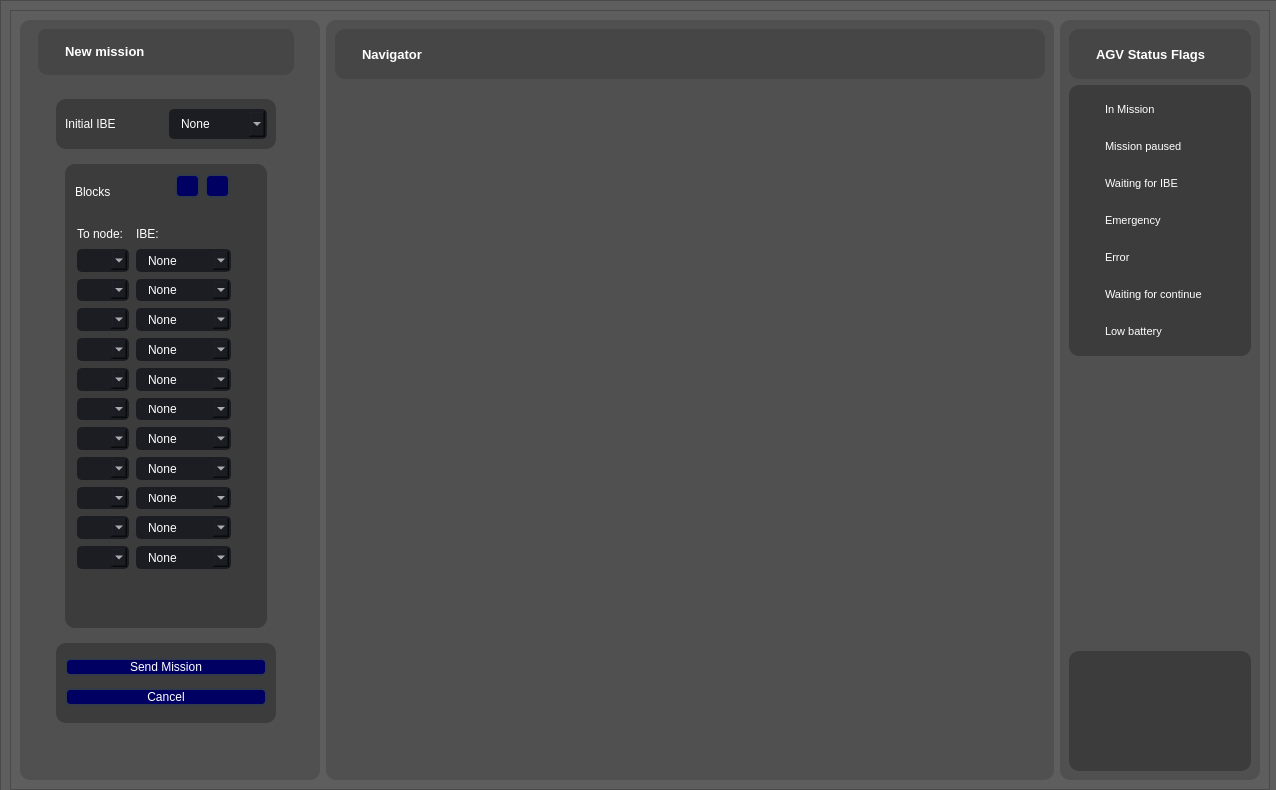
Old version of the form v3/design.ui in the repository AGV-ITBA-2020/Houston.
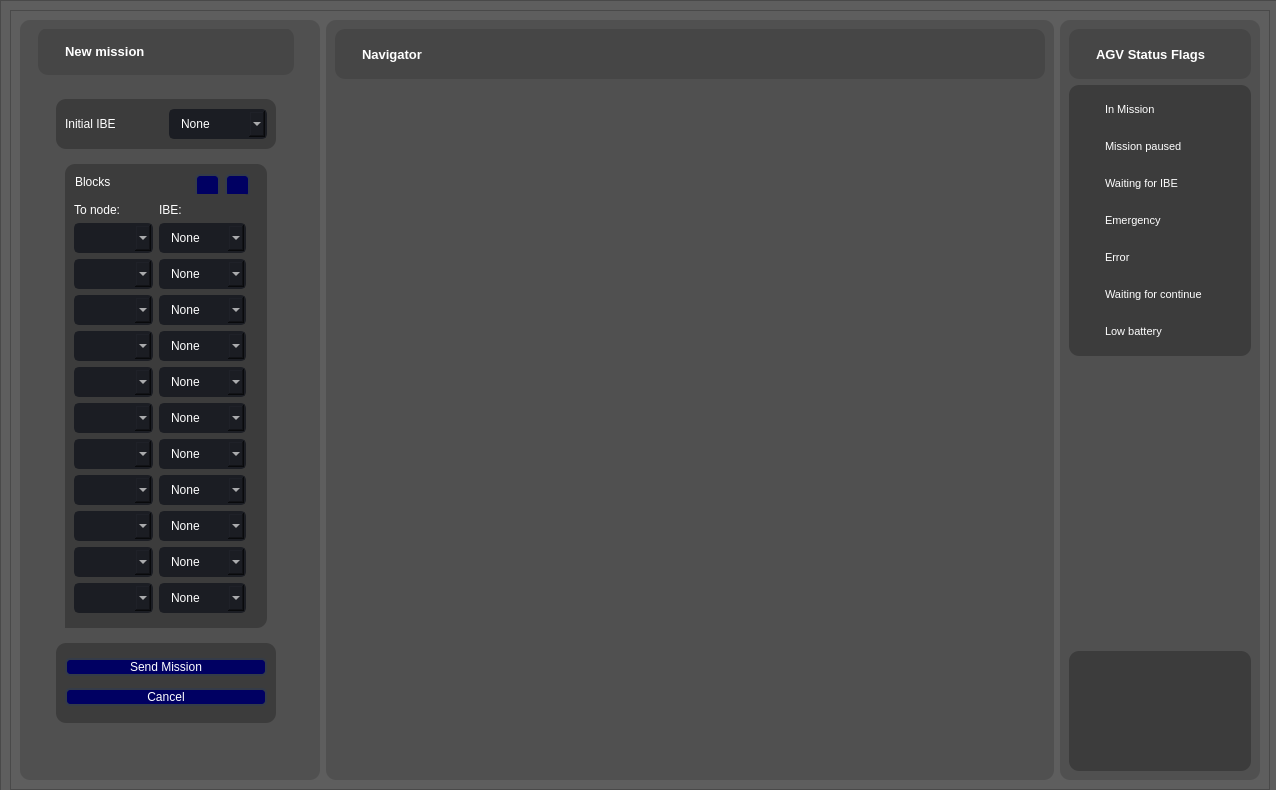
New version of the form. The open tabs and pages were chosen to show the change. Icons and pictures are not drawn.

Diff of the .ui file:
```diff
--- a/v3/design.ui
+++ b/v3/design.ui
@@ -820,6 +820,12 @@
                       </item>
                       <item>
                        <widget class="QFrame" name="frame_22">
+                        <property name="minimumSize">
+                         <size>
+                          <width>0</width>
+                          <height>450</height>
+                         </size>
+                        </property>
                         <property name="frameShape">
                          <enum>QFrame::StyledPanel</enum>
                         </property>
@@ -849,7 +855,7 @@
                             <property name="geometry">
                              <rect>
                               <x>10</x>
-                              <y>20</y>
+                              <y>10</y>
                               <width>55</width>
                               <height>16</height>
                              </rect>
@@ -864,7 +870,7 @@
                            <widget class="QPushButton" name="but_new_mission_steps">
                             <property name="geometry">
                              <rect>
-                              <x>110</x>
+                              <x>130</x>
                               <y>10</y>
                               <width>25</width>
                               <height>24</height>
@@ -907,7 +913,7 @@
                            <widget class="QPushButton" name="but_rmv_mission_block">
                             <property name="geometry">
                              <rect>
-                              <x>140</x>
+                              <x>160</x>
                               <y>10</y>
                               <width>25</width>
                               <height>24</height>
@@ -951,9 +957,9 @@
                             <property name="geometry">
                              <rect>
                               <x>0</x>
-                              <y>50</y>
-                              <width>171</width>
-                              <height>371</height>
+                              <y>30</y>
+                              <width>190</width>
+                              <height>467</height>
                              </rect>
                             </property>
                             <property name="frameShape">
@@ -962,15 +968,9 @@
                             <property name="frameShadow">
                              <enum>QFrame::Raised</enum>
                             </property>
+                            <layout class="QFormLayout" name="formLayout">
+                             <item row="0" column="0">
                             <widget class="QLabel" name="label_8">
-                             <property name="geometry">
-                              <rect>
-                               <x>12</x>
-                               <y>12</y>
-                               <width>52</width>
-                               <height>16</height>
-                              </rect>
-                             </property>
                              <property name="styleSheet">
                               <string notr="true">color: rgb(255, 255, 255);</string>
                              </property>
@@ -978,15 +978,9 @@
                               <string>To node:</string>
                              </property>
                             </widget>
+                             </item>
+                             <item row="0" column="1">
                             <widget class="QLabel" name="label_9">
-                             <property name="geometry">
-                              <rect>
-                               <x>71</x>
-                               <y>12</y>
-                               <width>23</width>
-                               <height>16</height>
-                              </rect>
-                             </property>
                              <property name="maximumSize">
                               <size>
                                <width>16777215</width>
@@ -1000,15 +994,9 @@
                               <string>IBE:</string>
                              </property>
                             </widget>
+                             </item>
+                             <item row="1" column="0">
                             <widget class="QComboBox" name="dest_1">
-                             <property name="geometry">
-                              <rect>
-                               <x>12</x>
-                               <y>35</y>
-                               <width>52</width>
-                               <height>23</height>
-                              </rect>
-                             </property>
                              <property name="font">
                               <font>
                                <strikeout>false</strikeout>
@@ -1049,15 +1037,9 @@
                               <bool>true</bool>
                              </property>
                             </widget>
+                             </item>
+                             <item row="1" column="1">
                             <widget class="QComboBox" name="IBE_2">
-                             <property name="geometry">
-                              <rect>
-                               <x>71</x>
-                               <y>35</y>
-                               <width>95</width>
-                               <height>23</height>
-                              </rect>
-                             </property>
                              <property name="font">
                               <font>
                                <strikeout>false</strikeout>
@@ -1113,15 +1095,9 @@
                               </property>
                              </item>
                             </widget>
+                             </item>
+                             <item row="2" column="0">
                             <widget class="QComboBox" name="dest_2">
-                             <property name="geometry">
-                              <rect>
-                               <x>12</x>
-                               <y>65</y>
-                               <width>52</width>
-                               <height>22</height>
-                              </rect>
-                             </property>
                              <property name="font">
                               <font>
                                <strikeout>false</strikeout>
@@ -1162,15 +1138,9 @@
                               <bool>true</bool>
                              </property>
                             </widget>
+                             </item>
+                             <item row="2" column="1">
                             <widget class="QComboBox" name="IBE_3">
-                             <property name="geometry">
-                              <rect>
-                               <x>71</x>
-                               <y>65</y>
-                               <width>95</width>
-                               <height>22</height>
-                              </rect>
-                             </property>
                              <property name="font">
                               <font>
                                <strikeout>false</strikeout>
@@ -1226,15 +1196,9 @@
                               </property>
                              </item>
                             </widget>
+                             </item>
+                             <item row="3" column="0">
                             <widget class="QComboBox" name="dest_3">
-                             <property name="geometry">
-                              <rect>
-                               <x>12</x>
-                               <y>94</y>
-                               <width>52</width>
-                               <height>23</height>
-                              </rect>
-                             </property>
                              <property name="font">
                               <font>
                                <strikeout>false</strikeout>
@@ -1275,15 +1239,9 @@
                               <bool>true</bool>
                              </property>
                             </widget>
+                             </item>
+                             <item row="3" column="1">
                             <widget class="QComboBox" name="IBE_4">
-                             <property name="geometry">
-                              <rect>
-                               <x>71</x>
-                               <y>94</y>
-                               <width>95</width>
-                               <height>23</height>
-                              </rect>
-                             </property>
                              <property name="font">
                               <font>
                                <strikeout>false</strikeout>
@@ -1339,15 +1297,9 @@
                               </property>
                              </item>
                             </widget>
+                             </item>
+                             <item row="4" column="0">
                             <widget class="QComboBox" name="dest_4">
-                             <property name="geometry">
-                              <rect>
-                               <x>12</x>
-                               <y>124</y>
-                               <width>52</width>
-                               <height>23</height>
-                              </rect>
-                             </property>
                              <property name="font">
                               <font>
                                <strikeout>false</strikeout>
@@ -1388,15 +1340,9 @@
                               <bool>true</bool>
                              </property>
                             </widget>
+                             </item>
+                             <item row="4" column="1">
                             <widget class="QComboBox" name="IBE_5">
-                             <property name="geometry">
-                              <rect>
-                               <x>71</x>
-                               <y>124</y>
-                               <width>95</width>
-                               <height>23</height>
-                              </rect>
-                             </property>
                              <property name="font">
                               <font>
                                <strikeout>false</strikeout>
@@ -1452,15 +1398,9 @@
                               </property>
                              </item>
                             </widget>
+                             </item>
+                             <item row="5" column="0">
                             <widget class="QComboBox" name="dest_5">
-                             <property name="geometry">
-                              <rect>
-                               <x>12</x>
-                               <y>154</y>
-                               <width>52</width>
-                               <height>23</height>
-                              </rect>
-                             </property>
                              <property name="font">
                               <font>
                                <strikeout>false</strikeout>
@@ -1501,15 +1441,9 @@
                               <bool>true</bool>
                              </property>
                             </widget>
+                             </item>
+                             <item row="5" column="1">
                             <widget class="QComboBox" name="IBE_6">
-                             <property name="geometry">
-                              <rect>
-                               <x>71</x>
-                               <y>154</y>
-                               <width>95</width>
-                               <height>23</height>
-                              </rect>
-                             </property>
                              <property name="font">
                               <font>
                                <strikeout>false</strikeout>
@@ -1565,15 +1499,9 @@
                               </property>
                              </item>
                             </widget>
+                             </item>
+                             <item row="6" column="0">
                             <widget class="QComboBox" name="dest_6">
-                             <property name="geometry">
-                              <rect>
-                               <x>12</x>
-                               <y>184</y>
-                               <width>52</width>
-                               <height>22</height>
-                              </rect>
-                             </property>
                              <property name="font">
                               <font>
                                <strikeout>false</strikeout>
@@ -1614,15 +1542,9 @@
                               <bool>true</bool>
                              </property>
                             </widget>
+                             </item>
+                             <item row="6" column="1">
                             <widget class="QComboBox" name="IBE_7">
-                             <property name="geometry">
-                              <rect>
-                               <x>71</x>
-                               <y>184</y>
-                               <width>95</width>
-                               <height>22</height>
-                              </rect>
-                             </property>
                              <property name="font">
                               <font>
                                <strikeout>false</strikeout>
@@ -1678,15 +1600,9 @@
                               </property>
                              </item>
                             </widget>
+                             </item>
+                             <item row="7" column="0">
                             <widget class="QComboBox" name="dest_7">
-                             <property name="geometry">
-                              <rect>
-                               <x>12</x>
-                               <y>213</y>
-                               <width>52</width>
-                               <height>23</height>
-                              </rect>
-                             </property>
                              <property name="font">
                               <font>
                                <strikeout>false</strikeout>
@@ -1727,15 +1643,9 @@
                               <bool>true</bool>
                              </property>
                             </widget>
+                             </item>
+                             <item row="7" column="1">
                             <widget class="QComboBox" name="IBE_8">
-                             <property name="geometry">
-                              <rect>
-                               <x>71</x>
-                               <y>213</y>
-                               <width>95</width>
-                               <height>23</height>
-                              </rect>
-                             </property>
                              <property name="font">
                               <font>
                                <strikeout>false</strikeout>
@@ -1791,15 +1701,9 @@
                               </property>
                              </item>
                             </widget>
+                             </item>
+                             <item row="8" column="0">
                             <widget class="QComboBox" name="dest_8">
-                             <property name="geometry">
-                              <rect>
-                               <x>12</x>
-                               <y>243</y>
-                               <width>52</width>
-                               <height>23</height>
-                              </rect>
-                             </property>
                              <property name="font">
                               <font>
                                <strikeout>false</strikeout>
@@ -1840,15 +1744,9 @@
                               <bool>true</bool>
                              </property>
                             </widget>
+                             </item>
+                             <item row="8" column="1">
                             <widget class="QComboBox" name="IBE_9">
-                             <property name="geometry">
-                              <rect>
-                               <x>71</x>
-                               <y>243</y>
-                               <width>95</width>
-                               <height>23</height>
-                              </rect>
-                             </property>
                              <property name="font">
                               <font>
                                <strikeout>false</strikeout>
@@ -1904,15 +1802,9 @@
                               </property>
                              </item>
                             </widget>
+                             </item>
+                             <item row="9" column="0">
                             <widget class="QComboBox" name="dest_9">
-                             <property name="geometry">
-                              <rect>
-                               <x>12</x>
-                               <y>273</y>
-                               <width>52</width>
-                               <height>22</height>
-                              </rect>
-                             </property>
                              <property name="font">
                               <font>
                                <strikeout>false</strikeout>
@@ -1953,15 +1845,9 @@
                               <bool>true</bool>
                              </property>
                             </widget>
+                             </item>
+                             <item row="9" column="1">
                             <widget class="QComboBox" name="IBE_10">
-                             <property name="geometry">
-                              <rect>
-                               <x>71</x>
-                               <y>273</y>
-                               <width>95</width>
-                               <height>22</height>
-                              </rect>
-                             </property>
                              <property name="font">
                               <font>
                                <strikeout>false</strikeout>
@@ -2017,15 +1903,9 @@
                               </property>
                              </item>
                             </widget>
+                             </item>
+                             <item row="10" column="0">
                             <widget class="QComboBox" name="dest_10">
-                             <property name="geometry">
-                              <rect>
-                               <x>12</x>
-                               <y>302</y>
-                               <width>52</width>
-                               <height>23</height>
-                              </rect>
-                             </property>
                              <property name="font">
                               <font>
                                <strikeout>false</strikeout>
@@ -2066,15 +1946,9 @@
                               <bool>true</bool>
                              </property>
                             </widget>
+                             </item>
+                             <item row="10" column="1">
                             <widget class="QComboBox" name="IBE_11">
-                             <property name="geometry">
-                              <rect>
-                               <x>71</x>
-                               <y>302</y>
-                               <width>95</width>
-                               <height>23</height>
-                              </rect>
-                             </property>
                              <property name="font">
                               <font>
                                <strikeout>false</strikeout>
@@ -2130,15 +2004,9 @@
                               </property>
                              </item>
                             </widget>
+                             </item>
+                             <item row="11" column="0">
                             <widget class="QComboBox" name="dest_11">
-                             <property name="geometry">
-                              <rect>
-                               <x>12</x>
-                               <y>332</y>
-                               <width>52</width>
-                               <height>23</height>
-                              </rect>
-                             </property>
                              <property name="font">
                               <font>
                                <strikeout>false</strikeout>
@@ -2179,15 +2047,9 @@
                               <bool>true</bool>
                              </property>
                             </widget>
+                             </item>
+                             <item row="11" column="1">
                             <widget class="QComboBox" name="IBE_12">
-                             <property name="geometry">
-                              <rect>
-                               <x>71</x>
-                               <y>332</y>
-                               <width>95</width>
-                               <height>23</height>
-                              </rect>
-                             </property>
                              <property name="font">
                               <font>
                                <strikeout>false</strikeout>
@@ -2243,6 +2105,8 @@
                               </property>
                              </item>
                             </widget>
+                             </item>
+                            </layout>
                            </widget>
                           </widget>
                          </item>
```
Left out of the diff: 2 changed lines with no effect on the pictures. Lines whose indentation alone changed are shown as unchanged.
